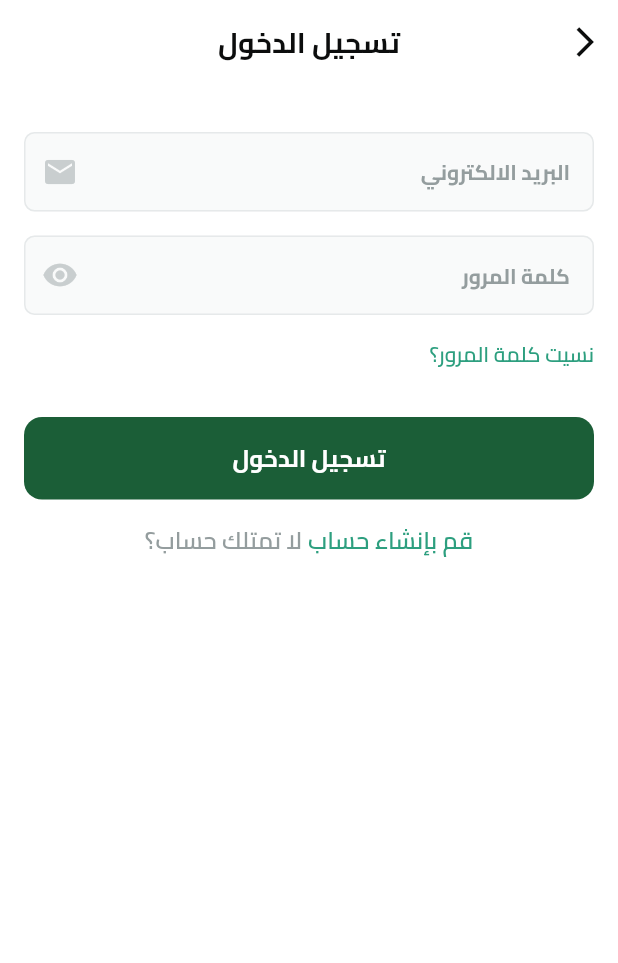
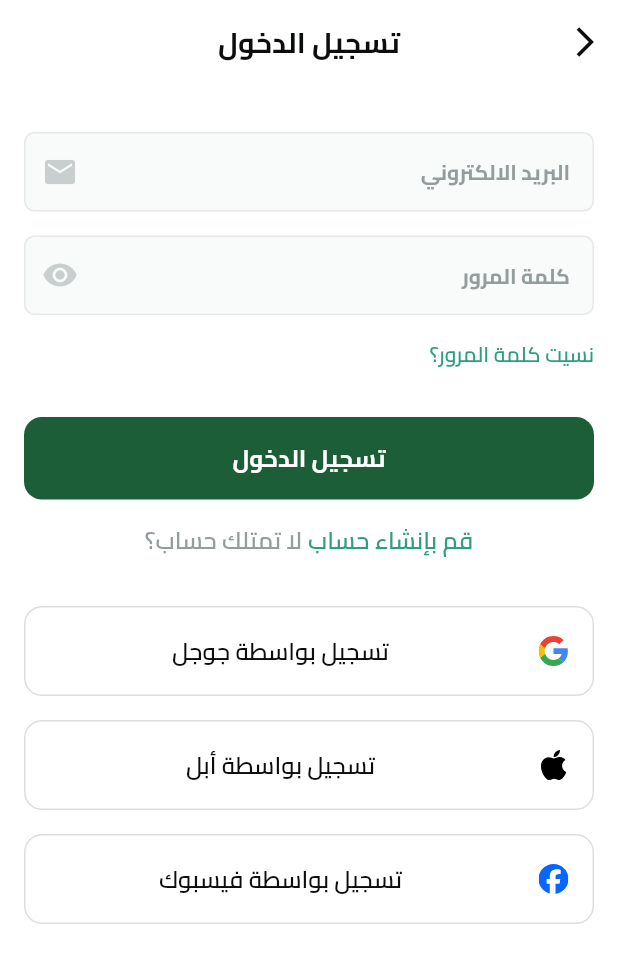
Before and after one commit to mohamedatta24/fruits_ecommerce, a Flutter app: the LoginView screen opened directly, on a phone screen of 412 x 824 dp. Shown: the top 963 px of the screen. Run offline on Flutter 3.47's test engine with Material 3 defaults, Android fonts, the light colour scheme and no system bars; our stand-ins replace dots_indicator, flutter_svg, shared_preferences; accounts and stored records are empty.

Commit message:
finsh login Social Buttons ui

```diff
--- a/lib/core/utils/app_images.dart
+++ b/lib/core/utils/app_images.dart
@@ -17,4 +17,10 @@ class Assets {
   static const String imagesLogo = "assets/images/logo.svg";
 
   static const String imagesPlant = "assets/images/plant.svg";
+
+  static const String imagesSocialIconsApple = "assets/images/social_icons_apple.svg";
+
+  static const String imagesSocialIconsFacebook = "assets/images/social_icons_facebook.svg";
+
+  static const String imagesSocialIconsGoogle = "assets/images/social_icons_google.svg";
 }
--- a/lib/features/auth/presentation/views/widgets/login_view_body.dart
+++ b/lib/features/auth/presentation/views/widgets/login_view_body.dart
@@ -1,9 +1,11 @@
 import 'package:flutter/material.dart';
+import 'package:fruits_ecommerce/core/utils/app_images.dart';
 import 'package:fruits_ecommerce/core/widgets/custom_button.dart';
 import 'package:fruits_ecommerce/features/auth/presentation/views/widgets/custom_text_form_field.dart';
 import 'package:fruits_ecommerce/features/auth/presentation/views/widgets/dont_have_an_account.dart';
 import 'package:fruits_ecommerce/features/auth/presentation/views/widgets/forgot_your_password.dart';
 import 'package:fruits_ecommerce/features/auth/presentation/views/widgets/password_field.dart';
+import 'package:fruits_ecommerce/features/auth/presentation/views/widgets/social_button.dart';
 
 class LoginViewBody extends StatelessWidget {
   const LoginViewBody({super.key});
@@ -28,6 +30,24 @@ class LoginViewBody extends StatelessWidget {
           CustomButton(text: "تسجيل الدخول", onTap: () {}),
           const SizedBox(height: 16.0),
           DontHaveAnAccount(onTap: () {}),
+          const SizedBox(height: 32.0),
+          SocialButton(
+            title: "تسجيل بواسطة جوجل",
+            image: Assets.imagesSocialIconsGoogle,
+            onTap: () {},
+          ),
+          const SizedBox(height: 16.0),
+          SocialButton(
+            title: "تسجيل بواسطة أبل",
+            image: Assets.imagesSocialIconsApple,
+            onTap: () {},
+          ),
+          const SizedBox(height: 16.0),
+          SocialButton(
+            title: "تسجيل بواسطة فيسبوك",
+            image: Assets.imagesSocialIconsFacebook,
+            onTap: () {},
+          ),
         ],
       ),
     );
--- /dev/null
+++ b/lib/features/auth/presentation/views/widgets/social_button.dart
@@ -0,0 +1,46 @@
+import 'package:flutter/material.dart';
+import 'package:flutter_svg/svg.dart';
+
+class SocialButton extends StatelessWidget {
+  const SocialButton({
+    super.key,
+    required this.image,
+    required this.title,
+    this.onTap,
+  });
+
+  final String image;
+  final String title;
+  final void Function()? onTap;
+  @override
+  Widget build(BuildContext context) {
+    return GestureDetector(
+      onTap: onTap,
+      child: Container(
+        padding: const EdgeInsets.symmetric(horizontal: 16.0),
+        width: double.infinity,
+        height: 60.0,
+        decoration: BoxDecoration(
+          border: Border.all(width: 1.0, color: Color(0xffDDDFDF)),
+          borderRadius: BorderRadius.circular(12.0),
+        ),
+        child: ListTile(
+          visualDensity: VisualDensity.comfortable,
+          minVerticalPadding: 0.0,
+          contentPadding: EdgeInsets.zero,
+          leading: SvgPicture.asset(image),
+          title: Center(
+            child: Text(
+              title,
+              style: const TextStyle(
+                color: Color(0xff0C0D0D),
+                fontSize: 16,
+                fontWeight: FontWeight.w600,
+              ),
+            ),
+          ),
+        ),
+      ),
+    );
+  }
+}
```
Also changed, not shown: assets/images/social_icons_apple.svg (added), assets/images/social_icons_facebook.svg (added), assets/images/social_icons_google.svg (added).
